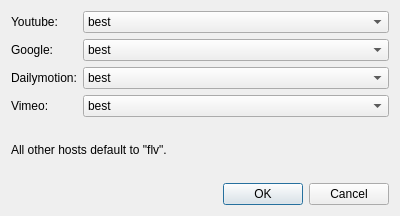
This is rc/formatdlg.ui in guendto/abby as Qt 5 draws it before an edit. The edited form follows.
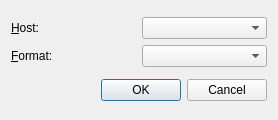
This is the edited form.

Commit message: WIP: new format dialog.

Diff of the .ui file:
```diff
--- a/rc/formatdlg.ui
+++ b/rc/formatdlg.ui
@@ -9,166 +9,50 @@
    <rect>
     <x>0</x>
     <y>0</y>
-    <width>400</width>
-    <height>216</height>
+    <width>278</width>
+    <height>120</height>
    </rect>
   </property>
   <property name="windowTitle" >
    <string>Formats</string>
   </property>
-  <layout class="QGridLayout" name="gridLayout_2" >
+  <layout class="QGridLayout" name="gridLayout" >
    <item row="0" column="0" >
-    <layout class="QGridLayout" name="gridLayout" >
-     <item row="0" column="0" >
-      <layout class="QFormLayout" name="formLayout" >
-       <item row="0" column="0" >
+    <layout class="QVBoxLayout" name="verticalLayout" >
+     <item>
+      <layout class="QHBoxLayout" name="horizontalLayout" >
+       <item>
+        <widget class="QLabel" name="label" >
+         <property name="text" >
+          <string>&amp;Host:</string>
+         </property>
+         <property name="buddy" >
+          <cstring>hostBox</cstring>
+         </property>
+        </widget>
+       </item>
+       <item>
+        <widget class="QComboBox" name="hostBox" />
+       </item>
+      </layout>
+     </item>
+     <item>
+      <layout class="QHBoxLayout" name="horizontalLayout_2" >
+       <item>
         <widget class="QLabel" name="label_2" >
          <property name="text" >
-          <string>Youtube:</string>
+          <string>&amp;Format:</string>
          </property>
-        </widget>
-       </item>
-       <item row="0" column="1" >
-        <widget class="QComboBox" name="youtubeBox" >
-         <item>
-          <property name="text" >
-           <string>best</string>
-          </property>
-         </item>
-         <item>
-          <property name="text" >
-           <string>fmt22 (HD, 1280x720)</string>
-          </property>
-         </item>
-         <item>
-          <property name="text" >
-           <string>fmt35 (HQ,  640x380)</string>
-          </property>
-         </item>
-         <item>
-          <property name="text" >
-           <string>fmt18 (mp4, 480x360)</string>
-          </property>
-         </item>
-         <item>
-          <property name="text" >
-           <string>flv   (flv, 320x180) [default]</string>
-          </property>
-         </item>
-         <item>
-          <property name="text" >
-           <string>fmt17 (3gp, 176x144)</string>
-          </property>
-         </item>
-        </widget>
-       </item>
-       <item row="1" column="0" >
-        <widget class="QLabel" name="label_3" >
-         <property name="text" >
-          <string>Google:</string>
+         <property name="buddy" >
+          <cstring>formatBox</cstring>
          </property>
         </widget>
        </item>
-       <item row="1" column="1" >
-        <widget class="QComboBox" name="googleBox" >
-         <item>
-          <property name="text" >
-           <string>best</string>
-          </property>
-         </item>
-         <item>
-          <property name="text" >
-           <string>mp4</string>
-          </property>
-         </item>
-         <item>
-          <property name="text" >
-           <string>flv [default]</string>
-          </property>
-         </item>
-        </widget>
-       </item>
-       <item row="2" column="0" >
-        <widget class="QLabel" name="label_4" >
-         <property name="text" >
-          <string>Dailymotion:</string>
-         </property>
-        </widget>
-       </item>
-       <item row="2" column="1" >
-        <widget class="QComboBox" name="dailymotionBox" >
-         <item>
-          <property name="text" >
-           <string>best</string>
-          </property>
-         </item>
-         <item>
-          <property name="text" >
-           <string>vp6-hd    (ON2, 1280x720)</string>
-          </property>
-         </item>
-         <item>
-          <property name="text" >
-           <string>vp6-hq    (ON2,  848x480)</string>
-          </property>
-         </item>
-         <item>
-          <property name="text" >
-           <string>h264      (H264, 512x384)</string>
-          </property>
-         </item>
-         <item>
-          <property name="text" >
-           <string>vp6       (ON2,  320x240)</string>
-          </property>
-         </item>
-         <item>
-          <property name="text" >
-           <string>flv       (FLV,  320x240) [default]</string>
-          </property>
-         </item>
-         <item>
-          <property name="text" >
-           <string>spak-mini (FLV, 80x60)</string>
-          </property>
-         </item>
-        </widget>
-       </item>
-       <item row="3" column="0" >
-        <widget class="QLabel" name="label_5" >
-         <property name="text" >
-          <string>Vimeo:</string>
-         </property>
-        </widget>
-       </item>
-       <item row="3" column="1" >
-        <widget class="QComboBox" name="vimeoBox" >
-         <item>
-          <property name="text" >
-           <string>best</string>
-          </property>
-         </item>
-         <item>
-          <property name="text" >
-           <string>HD</string>
-          </property>
-         </item>
-         <item>
-          <property name="text" >
-           <string>flv [default]</string>
-          </property>
-         </item>
-        </widget>
+       <item>
+        <widget class="QComboBox" name="formatBox" />
        </item>
       </layout>
      </item>
-     <item row="1" column="0" >
-      <widget class="QLabel" name="label" >
-       <property name="text" >
-        <string>All other hosts default to "flv".</string>
-       </property>
-      </widget>
-     </item>
     </layout>
    </item>
    <item row="1" column="0" >
```
Left out of the diff: 24 changed lines with no effect on the pictures. The commit also changes 4 other files.
